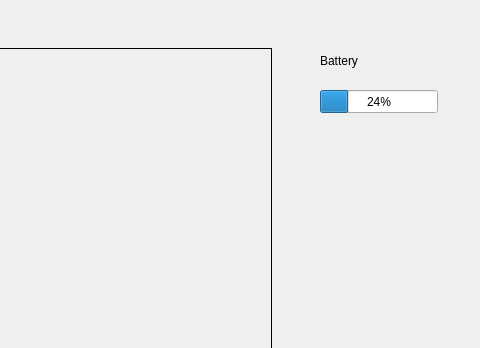
This is mainwindow.ui in 546964285/qt_osd_v4l2 as Qt 5 draws it before an edit; both pictures show x 160 to 640 and y 0 to 348 of the 640 by 480 pixel window. The edited form follows.
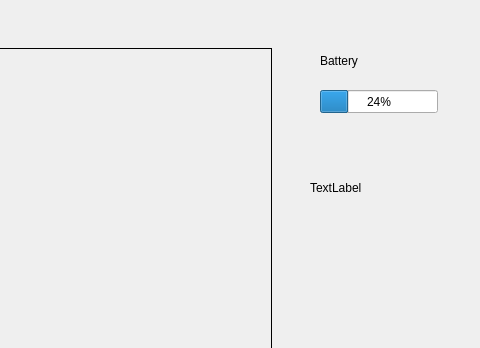
This is the edited form. Custom widgets are drawn as their Qt base class.

Commit message: 定时刷新秒钟，显示时间

```diff
--- a/mainwindow.ui
+++ b/mainwindow.ui
@@ -66,6 +66,19 @@
      </rect>
     </property>
    </widget>
+   <widget class="QLabel" name="label_2">
+    <property name="geometry">
+     <rect>
+      <x>470</x>
+      <y>180</y>
+      <width>141</width>
+      <height>16</height>
+     </rect>
+    </property>
+    <property name="text">
+     <string>TextLabel</string>
+    </property>
+   </widget>
   </widget>
  </widget>
  <layoutdefault spacing="6" margin="11"/>
```
The commit also changes 2 other files.
